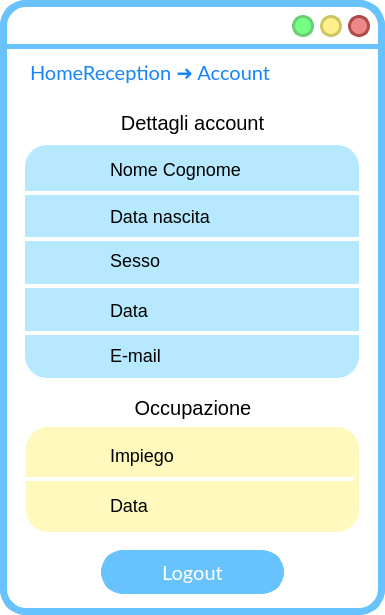
Old version of the form ui/VistaAccount.ui in the repository SbattellaMattia/SoftwareEngineering.
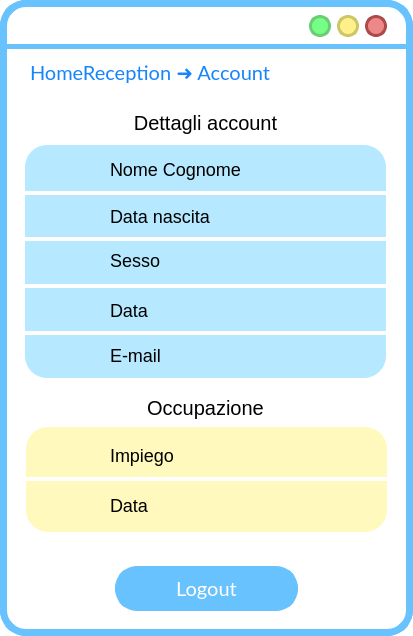
New version of the form. Icons and pictures are not drawn.

```diff
--- a/ui/VistaAccount.ui
+++ b/ui/VistaAccount.ui
@@ -6,8 +6,8 @@
    <rect>
     <x>0</x>
     <y>0</y>
-    <width>385</width>
-    <height>615</height>
+    <width>413</width>
+    <height>636</height>
    </rect>
   </property>
   <property name="cursor">
@@ -51,7 +51,7 @@
      <rect>
       <x>25</x>
       <y>145</y>
-      <width>334</width>
+      <width>361</width>
       <height>233</height>
      </rect>
     </property>
@@ -72,7 +72,7 @@
    <widget class="QPushButton" name="reduceButton">
     <property name="geometry">
      <rect>
-      <x>292</x>
+      <x>309</x>
       <y>15</y>
       <width>22</width>
       <height>22</height>
@@ -123,7 +123,7 @@
    <widget class="QPushButton" name="exitButton">
     <property name="geometry">
      <rect>
-      <x>348</x>
+      <x>365</x>
       <y>15</y>
       <width>22</width>
       <height>22</height>
@@ -174,7 +174,7 @@
    <widget class="QPushButton" name="maximizeButton">
     <property name="geometry">
      <rect>
-      <x>320</x>
+      <x>337</x>
       <y>15</y>
       <width>22</width>
       <height>22</height>
@@ -225,7 +225,7 @@
    <widget class="QLabel" name="label_18">
     <property name="geometry">
      <rect>
-      <x>340</x>
+      <x>357</x>
       <y>57</y>
       <width>36</width>
       <height>36</height>
@@ -313,7 +313,7 @@
      <rect>
       <x>20</x>
       <y>477</y>
-      <width>334</width>
+      <width>370</width>
       <height>4</height>
      </rect>
     </property>
@@ -351,7 +351,7 @@
      <rect>
       <x>26</x>
       <y>427</y>
-      <width>333</width>
+      <width>361</width>
       <height>105</height>
      </rect>
     </property>
@@ -372,10 +372,10 @@
    <widget class="QPushButton" name="ricercaButton">
     <property name="geometry">
      <rect>
-      <x>101</x>
-      <y>550</y>
+      <x>115</x>
+      <y>566</y>
       <width>183</width>
-      <height>44</height>
+      <height>45</height>
      </rect>
     </property>
     <property name="font">
@@ -427,7 +427,7 @@
      <rect>
       <x>10</x>
       <y>387</y>
-      <width>366</width>
+      <width>391</width>
       <height>41</height>
      </rect>
     </property>
@@ -449,7 +449,7 @@
      <rect>
       <x>10</x>
       <y>102</y>
-      <width>365</width>
+      <width>391</width>
       <height>41</height>
      </rect>
     </property>
@@ -471,7 +471,7 @@
      <rect>
       <x>20</x>
       <y>284</y>
-      <width>341</width>
+      <width>370</width>
       <height>4</height>
      </rect>
     </property>
@@ -509,7 +509,7 @@
      <rect>
       <x>20</x>
       <y>331</y>
-      <width>341</width>
+      <width>370</width>
       <height>4</height>
      </rect>
     </property>
@@ -547,7 +547,7 @@
      <rect>
       <x>20</x>
       <y>237</y>
-      <width>341</width>
+      <width>370</width>
       <height>4</height>
      </rect>
     </property>
@@ -585,7 +585,7 @@
      <rect>
       <x>20</x>
       <y>191</y>
-      <width>341</width>
+      <width>370</width>
       <height>4</height>
      </rect>
     </property>
```
